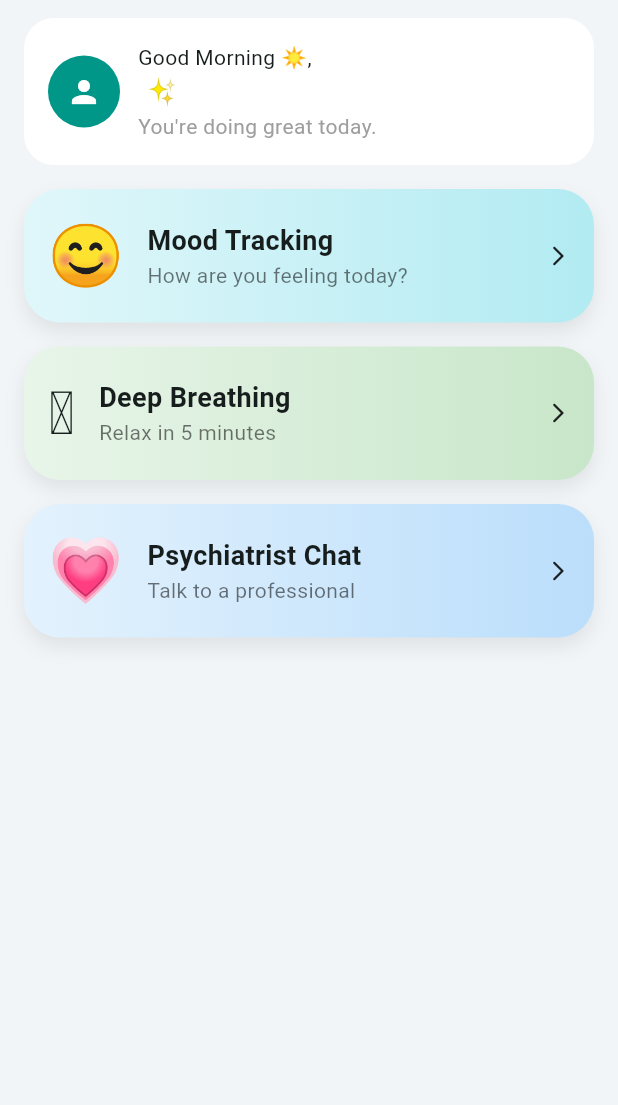
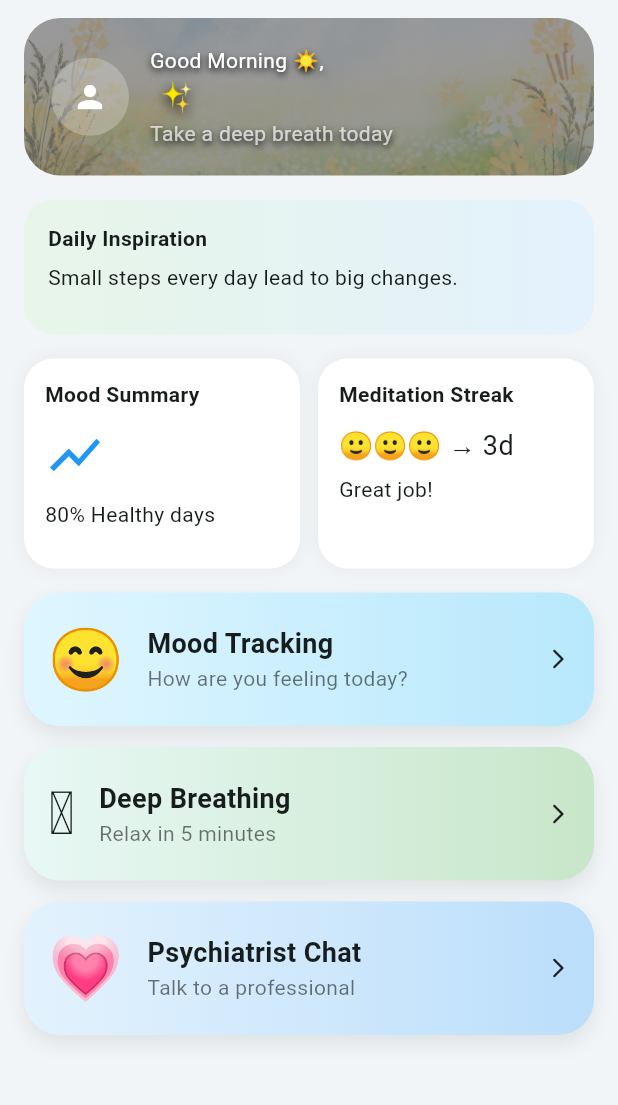
Before and after one commit to arnarock/mindcare, a Flutter app: the screen it shows once a user with an empty profile is signed in, on a phone screen of 412 x 824 dp, the part 108-1213 px from its top. Run offline on Flutter 3.47's test engine with Material 3 defaults, Android fonts, the phone set to English and light mode, and no system bars; our stand-ins replace cloud_firestore, firebase_auth, firebase_core, flutter_local_notifications; accounts and stored records are empty.

Commit message:
edit home page and add icon image

```diff
--- a/lib/features/home/home.dart
+++ b/lib/features/home/home.dart
@@ -1,15 +1,53 @@
 import 'package:flutter/material.dart';
 import 'package:firebase_auth/firebase_auth.dart';
 import 'package:cloud_firestore/cloud_firestore.dart';
+import 'dart:async';
 import 'package:mindcare/core/layout/app_layout.dart';
 import 'package:mindcare/features/mood/mood_calendar.dart';
 import 'package:mindcare/features/meditation/meditation_page.dart';
 import 'package:mindcare/features/psychiatrist/psychiatrist_page.dart';
 
-class HomePage extends StatelessWidget {
+class HomePage extends StatefulWidget {
   const HomePage({super.key});
 
-  /// ---------------- GREETING ----------------
+  @override
+  State<HomePage> createState() => _HomePageState();
+}
+
+class _HomePageState extends State<HomePage> {
+
+  final PageController _controller = PageController();
+  int _page = 0;
+
+  @override
+  void initState() {
+    super.initState();
+    _autoSlide();
+  }
+
+  void _autoSlide() {
+    Future.delayed(const Duration(seconds: 5), () {
+
+      if (!mounted) return;
+
+      _page++;
+
+      if (_page > 1) {
+        _page = 0;
+      }
+
+      if (_controller.hasClients) {
+        _controller.animateToPage(
+          _page,
+          duration: const Duration(milliseconds: 400),
+          curve: Curves.easeInOut,
+        );
+      }
+
+      _autoSlide();
+    });
+  }
+
   String _getGreeting() {
     final hour = DateTime.now().hour;
 
@@ -53,7 +91,6 @@ class HomePage extends StatelessWidget {
         final data = snapshot.data!.data() as Map<String, dynamic>;
         final firstName = data['firstName'] ?? '';
 
-
         return AppLayout(
           isHome: true,
           child: Container(
@@ -66,7 +103,36 @@ class HomePage extends StatelessWidget {
                     padding: const EdgeInsets.symmetric(horizontal: 16),
                     child: Column(
                       children: [
-                        _todayMoodCard(firstName),
+                        _greetingCard(firstName),
+
+                        const SizedBox(height: 16),
+
+                        _inspirationCard(),
+
+                        const SizedBox(height: 16),
+
+                        Row(
+                          children: [
+
+                            Expanded(
+                              child: SizedBox(
+                                height: 140,
+                                child: _moodSummaryCard(),
+                              ),
+                            ),
+
+                            const SizedBox(width: 12),
+
+                            Expanded(
+                              child: SizedBox(
+                                height: 140,
+                                child: _streakCard(),
+                              ),
+                            ),
+
+                          ],
+                        ),
+
                         const SizedBox(height: 16),
 
                         _menuCard(
@@ -74,7 +140,10 @@ class HomePage extends StatelessWidget {
                           subtitle: 'How are you feeling today?',
                           icon: '😊',
                           gradient: const LinearGradient(
-                            colors: [Color(0xFFE0F7FA), Color(0xFFB2EBF2)],
+                            colors: [
+                              Color(0xFFDFF6FF),
+                              Color(0xFFB8E8FC)
+                            ],
                           ),
                           onTap: () {
                             Navigator.push(
@@ -86,14 +155,17 @@ class HomePage extends StatelessWidget {
                           },
                         ),
 
-                        const SizedBox(height: 16),
+                        const SizedBox(height: 14),
 
                         _menuCard(
                           title: 'Deep Breathing',
                           subtitle: 'Relax in 5 minutes',
                           icon: '🪷',
                           gradient: const LinearGradient(
-                            colors: [Color(0xFFE8F5E9), Color(0xFFC8E6C9)],
+                            colors: [
+                              Color(0xFFE8F8F5),
+                              Color(0xFFC8E6C9)
+                            ],
                           ),
                           onTap: () {
                             Navigator.push(
@@ -105,14 +177,17 @@ class HomePage extends StatelessWidget {
                           },
                         ),
 
-                        const SizedBox(height: 16),
+                        const SizedBox(height: 14),
 
                         _menuCard(
                           title: 'Psychiatrist Chat',
                           subtitle: 'Talk to a professional',
                           icon: '💗',
                           gradient: const LinearGradient(
-                            colors: [Color(0xFFE3F2FD), Color(0xFFBBDEFB)],
+                            colors: [
+                              Color(0xFFE3F2FD),
+                              Color(0xFFBBDEFB)
+                            ],
                           ),
                           onTap: () {
                             Navigator.push(
@@ -123,6 +198,8 @@ class HomePage extends StatelessWidget {
                             );
                           },
                         ),
+
+                        const SizedBox(height: 30),
                       ],
                     ),
                   ),
@@ -131,52 +208,188 @@ class HomePage extends StatelessWidget {
             ),
           ),
         );
-
-
       },
     );
   }
 
-
-
-  // ---------------- TODAY MOOD ----------------
-  Widget _todayMoodCard(String firstName) {
-    return Container(
+  Widget _inspirationCard() {
+    return SizedBox(
+      height: 90,
+      child: PageView(
+        controller: _controller,
+        children: [
+          Container(
             padding: const EdgeInsets.all(16),
             decoration: BoxDecoration(
-        color: Colors.white,
               borderRadius: BorderRadius.circular(20),
+              gradient: const LinearGradient(
+                colors: [
+                  Color(0xFFE8F5E9),
+                  Color(0xFFE3F2FD),
+                ],
+              ),
+            ),
+            child: const Column(
+              crossAxisAlignment: CrossAxisAlignment.start,
+              children: [
+                Text("Daily Inspiration",
+                    style: TextStyle(fontWeight: FontWeight.bold)),
+                SizedBox(height: 6),
+                Text("Small steps every day lead to big changes."),
+              ],
+            ),
+          ),
+
+          Container(
+            padding: const EdgeInsets.all(16),
+            decoration: BoxDecoration(
+              borderRadius: BorderRadius.circular(20),
+              gradient: const LinearGradient(
+                colors: [
+                  Color(0xFFFFF3E0),
+                  Color(0xFFFFE0B2),
+                ],
+              ),
+            ),
+            child: const Column(
+              crossAxisAlignment: CrossAxisAlignment.start,
+              children: [
+                Text("Mental Health Tip",
+                    style: TextStyle(fontWeight: FontWeight.bold)),
+                SizedBox(height: 6),
+                Text("Take 5 deep breaths when you feel stressed."),
+              ],
+            ),
+          ),
+        ],
+      ),
+    );
+  }
+
+  Widget _greetingCard(String firstName) {
+    return Container(
+      padding: const EdgeInsets.all(18),
+      decoration: BoxDecoration(
+        borderRadius: BorderRadius.circular(24),
+        image: const DecorationImage(
+          image: AssetImage("assets/images/bg/greeting.png"),
+          fit: BoxFit.cover,
+
+          // ทำให้พื้นหลังมืดลงเพื่อให้ตัวหนังสือชัด
+          colorFilter: ColorFilter.mode(
+            Colors.black38,
+            BlendMode.darken,
+          ),
+        ),
       ),
       child: Row(
         children: [
           const CircleAvatar(
-            radius: 24,
-            backgroundColor: Colors.teal,
+            radius: 26,
+            backgroundColor: Colors.white24,
             child: Icon(Icons.person, color: Colors.white),
           ),
-          const SizedBox(width: 12),
-          Expanded(
-            child: Column(
+          const SizedBox(width: 14),
+          Column(
             crossAxisAlignment: CrossAxisAlignment.start,
             children: [
               Text(
-                  '${_getGreeting()},',
-                  style: const TextStyle(fontSize: 14),
+                "${_getGreeting()},",
+                style: const TextStyle(
+                  color: Colors.white,
+                  shadows: [
+                    Shadow(
+                      blurRadius: 6,
+                      color: Colors.black,
+                      offset: Offset(0,2),
+                    )
+                  ],
+                ),
               ),
               Text(
-                  '$firstName ✨',
+                "$firstName ✨",
                 style: const TextStyle(
-                    fontSize: 18,
+                  fontSize: 20,
                   fontWeight: FontWeight.bold,
+                  color: Colors.white,
+                  shadows: [
+                    Shadow(
+                      blurRadius: 10,
+                      color: Colors.black,
+                      offset: Offset(0,3),
+                    )
+                  ],
                 ),
               ),
               const Text(
-                  "You're doing great today.",
-                  style: TextStyle(color: Colors.grey),
-                ),
+                "Take a deep breath today",
+                style: TextStyle(
+                  color: Colors.white70,
+                  shadows: [
+                    Shadow(
+                      blurRadius: 6,
+                      color: Colors.black,
+                      offset: Offset(0,2),
+                    )
                   ],
                 ),
+              )
+            ],
+          )
+        ],
       ),
+    );
+  }
+
+  Widget _moodSummaryCard() {
+    return Container(
+      padding: const EdgeInsets.all(14),
+      decoration: BoxDecoration(
+        borderRadius: BorderRadius.circular(20),
+        color: Colors.white,
+        boxShadow: [
+          BoxShadow(
+            color: Colors.black.withOpacity(0.05),
+            blurRadius: 10,
+          )
+        ],
+      ),
+      child: Column(
+        crossAxisAlignment: CrossAxisAlignment.start,
+        children: const [
+          Text("Mood Summary",
+              style: TextStyle(fontWeight: FontWeight.bold)),
+          SizedBox(height: 10),
+          Icon(Icons.show_chart, size: 40, color: Colors.blue),
+          SizedBox(height: 10),
+          Text("80% Healthy days"),
+        ],
+      ),
+    );
+  }
+
+  Widget _streakCard() {
+    return Container(
+      padding: const EdgeInsets.all(14),
+      decoration: BoxDecoration(
+        borderRadius: BorderRadius.circular(20),
+        color: Colors.white,
+        boxShadow: [
+          BoxShadow(
+            color: Colors.black.withOpacity(0.05),
+            blurRadius: 10,
+          )
+        ],
+      ),
+      child: Column(
+        crossAxisAlignment: CrossAxisAlignment.start,
+        children: const [
+          Text("Meditation Streak",
+              style: TextStyle(fontWeight: FontWeight.bold)),
+          SizedBox(height: 10),
+          Text("🙂🙂🙂 → 3d", style: TextStyle(fontSize: 18)),
+          SizedBox(height: 6),
+          Text("Great job!"),
         ],
       ),
     );
@@ -213,17 +426,11 @@ class HomePage extends StatelessWidget {
               child: Column(
                 crossAxisAlignment: CrossAxisAlignment.start,
                 children: [
-                  Text(
-                    title,
+                  Text(title,
                       style: const TextStyle(
-                      fontSize: 18,
-                      fontWeight: FontWeight.bold,
-                    ),
-                  ),
-                  Text(
-                    subtitle,
-                    style: const TextStyle(color: Colors.black54),
-                  ),
+                          fontSize: 18, fontWeight: FontWeight.bold)),
+                  Text(subtitle,
+                      style: const TextStyle(color: Colors.black54)),
                 ],
               ),
             ),
--- a/pubspec.yaml
+++ b/pubspec.yaml
@@ -68,6 +68,10 @@ flutter:
     - assets/images/moods/mood_happy.png
     - assets/images/moods/mood_tired.png
     - assets/images/moods/mood_worried.png
+    - assets/images/bg/greeting.png
+    - assets/images/home/mood_tracking_icon.png
+    - assets/images/home/meditation_icon.png
+    - assets/images/home/psychiatrist_icon.png
 
   # An image asset can refer to one or more resolution-specific "variants", see
   # https://flutter.dev/to/resolution-aware-images
```
Also changed, not shown: assets/images/bg/greeting.png (added), assets/images/home/meditation_icon.png (added), assets/images/home/mood_tracking_icon.png (added), assets/images/home/psychiatrist_icon.png (added). Lines whose indentation alone changed are shown as unchanged.
